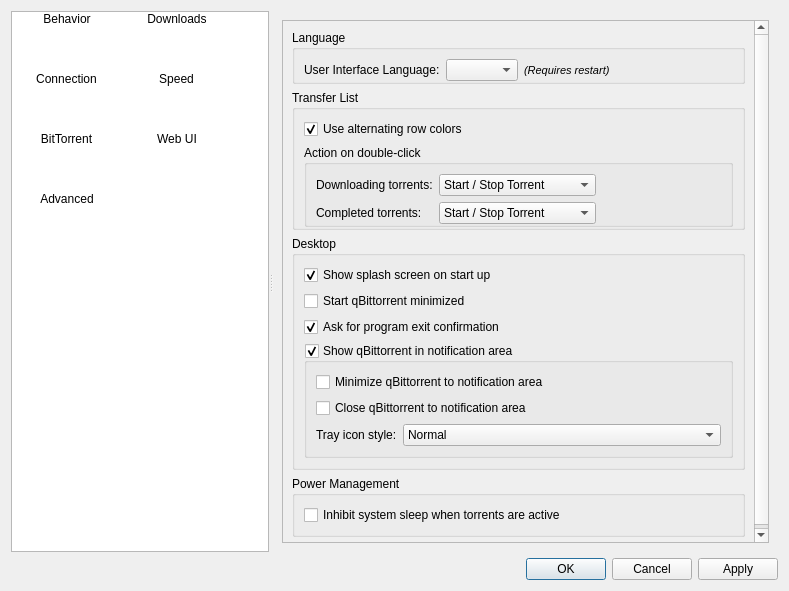
The window that src/preferences/options.ui (SysAdminDoc/qBittorrent-Vanced) describes before a commit, drawn with Qt 5.
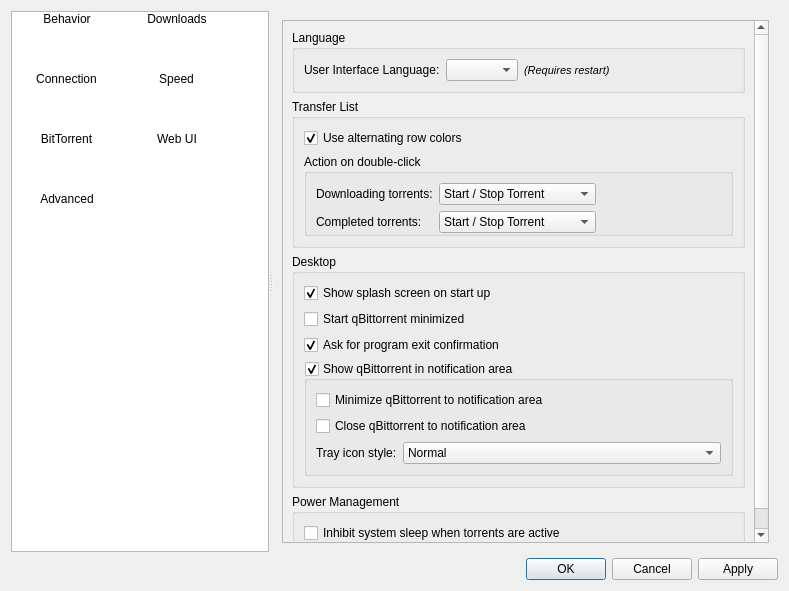
The same window after the commit. Icons and pictures are not drawn.

The edit to the form file:
```diff
--- a/src/preferences/options.ui
+++ b/src/preferences/options.ui
@@ -171,8 +171,8 @@
             <rect>
              <x>0</x>
              <y>0</y>
-             <width>489</width>
-             <height>519</height>
+             <width>496</width>
+             <height>557</height>
             </rect>
            </property>
            <layout class="QVBoxLayout" name="verticalLayout_9">
@@ -182,9 +182,6 @@
                <string>Language</string>
               </property>
               <layout class="QVBoxLayout" name="verticalLayout_8">
-               <property name="bottomMargin">
-                <number>0</number>
-               </property>
                <item>
                 <layout class="QHBoxLayout">
                  <item>
@@ -250,9 +247,6 @@
                <string>Transfer List</string>
               </property>
               <layout class="QVBoxLayout" name="verticalLayout_4">
-               <property name="bottomMargin">
-                <number>0</number>
-               </property>
                <item>
                 <widget class="QCheckBox" name="checkAltRowColors">
                  <property name="text">
```
Left out of the diff: 26 changed lines with no effect on the pictures.
